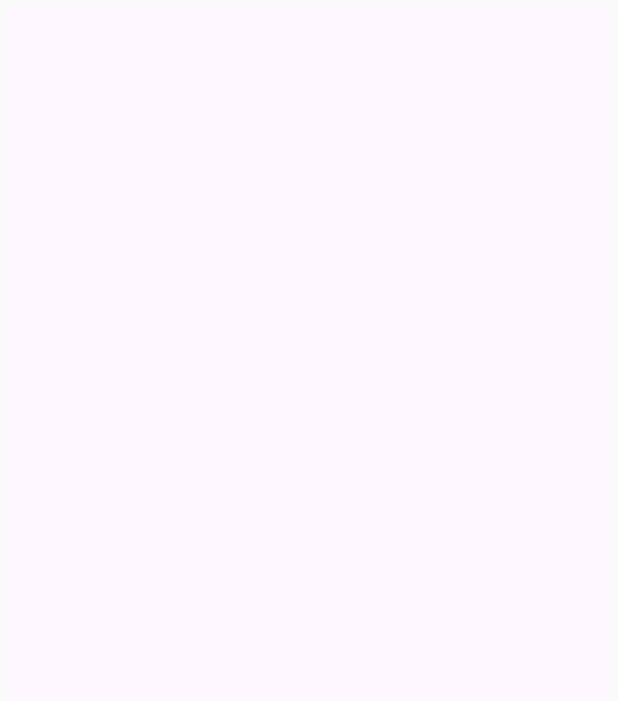
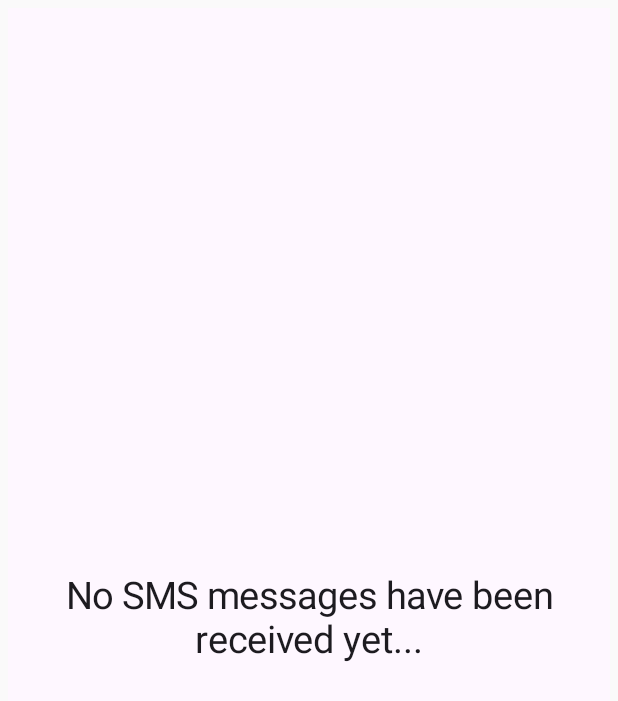
Before and after one commit to amitbashan/sms-hebrew-spam-filter, an Android app built with Jetpack Compose: the screen it shows after launch (MainActivity), on a phone screen of 412 x 824 dp. Before the commit the part shown is empty. Shown: the top 701 px of the screen. Run offline under Robolectric (Android 15) with nearby library versions, the phone set to English and light mode, and no system bars; our stand-ins replace Room's generated code.

Commit message:
Add empty contacts list message indicator

```diff
--- a/app/src/main/java/com/github/amitbashan/sms/MainActivity.kt
+++ b/app/src/main/java/com/github/amitbashan/sms/MainActivity.kt
@@ -9,16 +9,21 @@ import androidx.activity.compose.setContent
 import androidx.activity.enableEdgeToEdge
 import androidx.activity.viewModels
 import androidx.compose.foundation.layout.Arrangement
+import androidx.compose.foundation.layout.Box
 import androidx.compose.foundation.layout.Column
 import androidx.compose.foundation.layout.PaddingValues
 import androidx.compose.foundation.layout.fillMaxSize
 import androidx.compose.foundation.layout.padding
 import androidx.compose.material3.Scaffold
+import androidx.compose.material3.Text
 import androidx.compose.runtime.Composable
 import androidx.compose.runtime.collectAsState
 import androidx.compose.runtime.getValue
+import androidx.compose.ui.Alignment
 import androidx.compose.ui.Modifier
+import androidx.compose.ui.text.style.TextAlign
 import androidx.compose.ui.unit.dp
+import androidx.compose.ui.unit.sp
 import androidx.core.app.ActivityCompat
 import androidx.core.content.ContextCompat
 import com.github.amitbashan.sms.activity.ChatActivity
@@ -35,6 +40,15 @@ class MainActivity : ComponentActivity() {
         val previews by viewModel.db.contactPreviewDao().getAll()
             .collectAsState(initial = emptyList())
         val sortedPreviews = previews.sortedByDescending { preview -> preview.timestamp }
+        if (sortedPreviews.isEmpty()) {
+            Column(
+                Modifier.fillMaxSize(),
+                verticalArrangement = Arrangement.Center,
+                horizontalAlignment = Alignment.CenterHorizontally
+            ) {
+                Text("No SMS messages have been received yet...", fontSize = 25.sp, textAlign = TextAlign.Center)
+            }
+        } else {
             Column(
                 modifier = Modifier
                     .padding(innerPadding),
@@ -52,6 +66,7 @@ class MainActivity : ComponentActivity() {
                             startActivity(intent)
                         }
                     )
+                }
             }
         }
     }
@@ -77,7 +92,7 @@ class MainActivity : ComponentActivity() {
             Scaffold(
                 modifier = Modifier
                     .fillMaxSize()
-                    .padding(5.dp)
+                    .padding(5.dp),
             ) { innerPadding ->
                 ContactList(innerPadding)
             }
--- a/app/src/main/java/com/github/amitbashan/sms/persistence/AppDatabase.kt
+++ b/app/src/main/java/com/github/amitbashan/sms/persistence/AppDatabase.kt
@@ -25,7 +25,7 @@ abstract class AppDatabase : RoomDatabase() {
             instance = Room.databaseBuilder(
                 context.applicationContext,
                 AppDatabase::class.java,
-                "sms_db_pr3"
+                "sms_db_pr4"
             ).build()
         }
 
```
Lines whose indentation alone changed are shown as unchanged.
